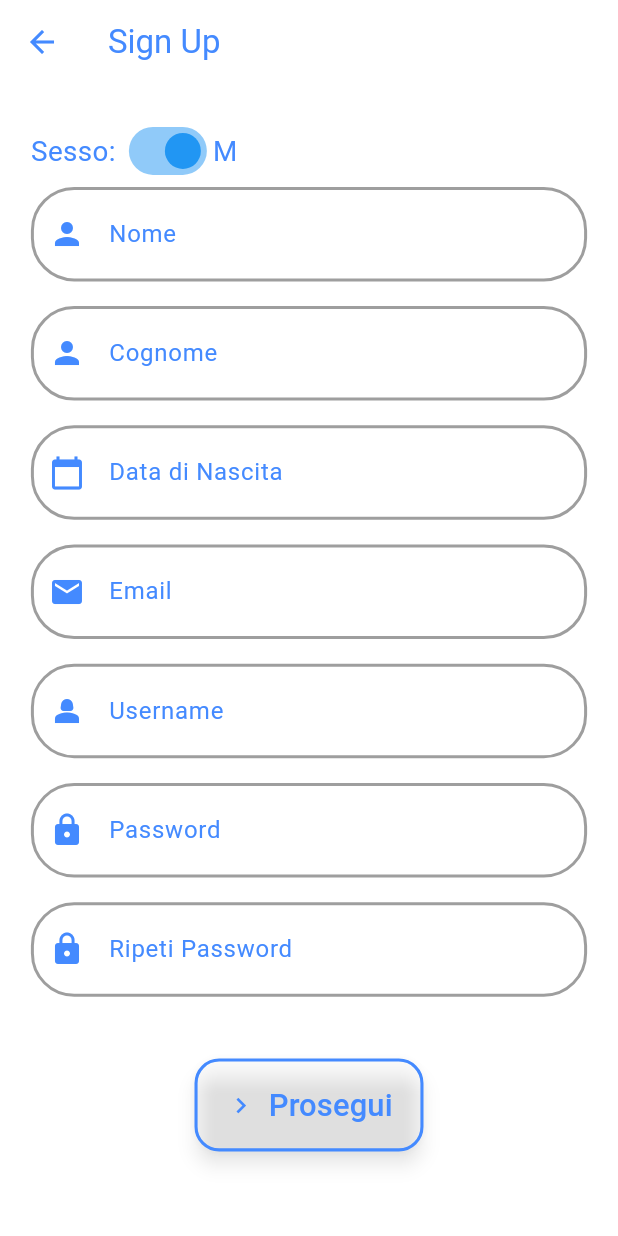
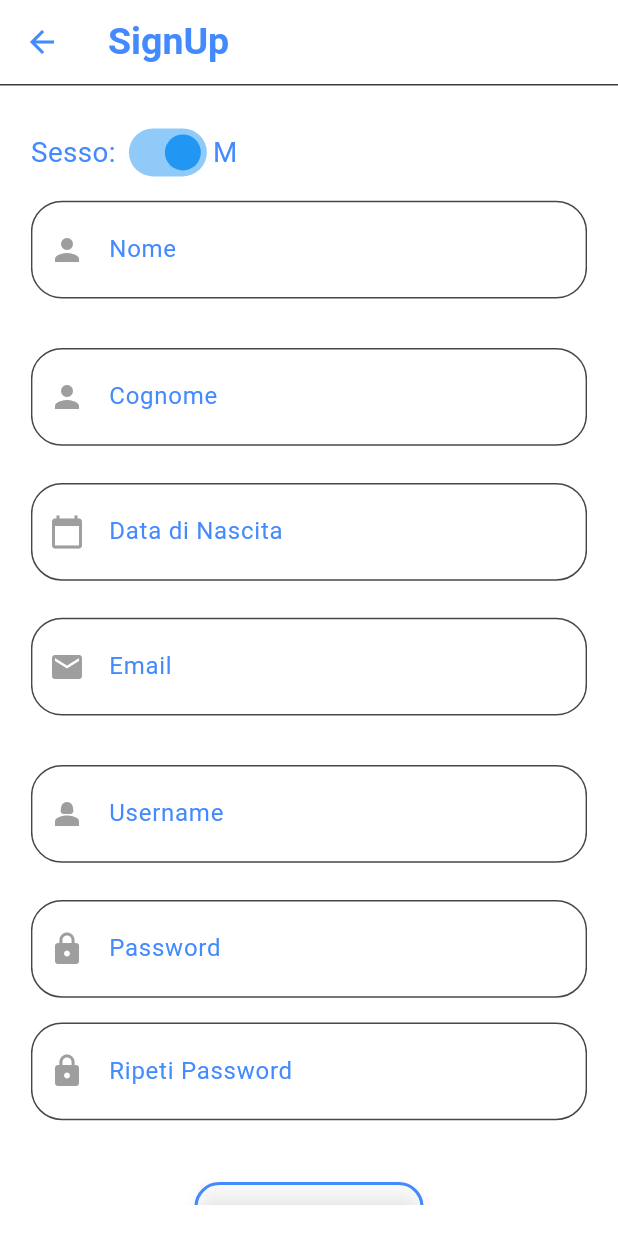
Before and after one commit to Esselle7/PowerLifting-Hub, a Flutter app: the SignUpPage screen opened directly, on a phone screen of 412 x 824 dp. Run offline on Flutter 3.47's test engine with Material 3 defaults, Android fonts, the phone set to English and light mode, and no system bars; our stand-ins replace carousel_slider, fl_chart, shared_preferences, webview_flutter; missing offline and left inert: dart:ffi, dart_ping, encrypt; accounts and stored records are empty.

Commit message:
style revisited

```diff
--- a/lib/SignUp/signup_page.dart
+++ b/lib/SignUp/signup_page.dart
@@ -1,7 +1,8 @@
 import 'package:flutter/material.dart';
+import 'package:gym/Services/standardAppBar.dart';
 import 'package:gym/SignUp/role_profile_page.dart';
 import 'package:gym/SignUp/user_profile_state.dart';
-import 'package:gym/Theme/responsive_text_styles.dart';
+import 'package:gym/Theme/responsive_text_box.dart';
 import 'package:intl/intl.dart';
 import 'package:provider/provider.dart';
 import 'package:gym/Theme/responsive_button_style.dart'; // Importa il file per i bottoni
@@ -23,13 +24,7 @@ class _SignUpPageState extends State<SignUpPage> {
   final TextEditingController _dobController = TextEditingController();
   final TextEditingController _usernameController = TextEditingController();
 
-  final FocusNode _firstNameFocusNode = FocusNode();
-  final FocusNode _lastNameFocusNode = FocusNode();
-  final FocusNode _emailFocusNode = FocusNode();
-  final FocusNode _passwordFocusNode = FocusNode();
-  final FocusNode _confirmPasswordFocusNode = FocusNode();
-  final FocusNode _dobFocusNode = FocusNode();
-  final FocusNode _usernameFocusNode = FocusNode();
+  FocusNode _globalFocusNode = FocusNode();
 
   bool isMale = true;
   bool _passwordsMatch = true;
@@ -40,6 +35,11 @@ class _SignUpPageState extends State<SignUpPage> {
     super.initState();
     _confirmPasswordController.addListener(_checkPasswordsMatch);
     _passwordController.addListener(_checkPasswordsMatch);
+
+    // Rimuove il focus da tutti i campi di testo quando la pagina viene costruita
+    WidgetsBinding.instance.addPostFrameCallback((_) {
+      FocusScope.of(context).requestFocus(FocusNode());
+    });
   }
 
   @override
@@ -51,15 +51,7 @@ class _SignUpPageState extends State<SignUpPage> {
     _confirmPasswordController.dispose();
     _dobController.dispose();
     _usernameController.dispose();
-
-    _firstNameFocusNode.dispose();
-    _lastNameFocusNode.dispose();
-    _emailFocusNode.dispose();
-    _passwordFocusNode.dispose();
-    _confirmPasswordFocusNode.dispose();
-    _dobFocusNode.dispose();
-    _usernameFocusNode.dispose();
-
+    _globalFocusNode.dispose();
     super.dispose();
   }
 
@@ -70,27 +62,14 @@ class _SignUpPageState extends State<SignUpPage> {
     });
   }
 
-  void _unfocusAllTextFields() {
-    _firstNameFocusNode.unfocus();
-    _lastNameFocusNode.unfocus();
-    _emailFocusNode.unfocus();
-    _passwordFocusNode.unfocus();
-    _confirmPasswordFocusNode.unfocus();
-    _dobFocusNode.unfocus();
-    _usernameFocusNode.unfocus();
-  }
-
   @override
   Widget build(BuildContext context) {
     return Scaffold(
-      appBar: AppBar(
-        title: const Text('Sign Up'),
-        backgroundColor: Colors.transparent,
-        foregroundColor: Colors.blueAccent,
-      ),
+      appBar: StandardAppBar(title: "SignUp"),
       body: GestureDetector(
         onTap: () {
-          _unfocusAllTextFields();
+          // Quando si tocca fuori dai campi di testo, rimuove il focus
+          FocusScope.of(context).requestFocus(FocusNode());
         },
         child: Container(
           padding: EdgeInsets.all(MediaQuery.of(context).size.width * 0.05),
@@ -116,23 +95,41 @@ class _SignUpPageState extends State<SignUpPage> {
                     Text(isMale ? 'M' : 'F', style: TextStyle(fontSize: MediaQuery.of(context).size.width * 0.045, color: Colors.blueAccent)),
                   ],
                 ),
-                _buildTextField(_firstNameController, 'Nome', Icons.person, _firstNameFocusNode),
+                CustomTextField(
+                  labelText: 'Nome',
+                  icon: Icons.person,
+                ),
                 SizedBox(height: MediaQuery.of(context).size.height * 0.02),
-                _buildTextField(_lastNameController, 'Cognome', Icons.person, _lastNameFocusNode),
+                CustomTextField(
+                  labelText: 'Cognome',
+                  icon: Icons.person,
+                ),
                 SizedBox(height: MediaQuery.of(context).size.height * 0.02),
-                _buildDateField(_dobController, 'Data di Nascita', Icons.calendar_today, _dobFocusNode),
+                CustomDateField(
+                  controller: _dobController,
+                  labelText: 'Data di Nascita',
+                  icon: Icons.calendar_today,
+                ),
                 SizedBox(height: MediaQuery.of(context).size.height * 0.02),
-                _buildTextField(_emailController, 'Email', Icons.email, _emailFocusNode),
+                CustomTextField(
+                  labelText: 'Email',
+                  icon: Icons.email,
+                ),
                 SizedBox(height: MediaQuery.of(context).size.height * 0.02),
-                _buildTextField(_usernameController, 'Username', Icons.person_2_sharp, _usernameFocusNode),
+                CustomTextField(
+                  labelText: 'Username',
+                  icon: Icons.person_2_sharp,
+                ),
                 SizedBox(height: MediaQuery.of(context).size.height * 0.02),
-                _buildTextField(_passwordController, 'Password', Icons.lock, _passwordFocusNode, obscureText: true),
+                CustomPasswordTextField(
+                  labelText: 'Password',
+                  icon: Icons.lock,
+                  obscureText: true,
+                ),
                 SizedBox(height: MediaQuery.of(context).size.height * 0.02),
-                _buildTextField(
-                  _confirmPasswordController,
-                  'Ripeti Password',
-                  Icons.lock,
-                  _confirmPasswordFocusNode,
+                CustomPasswordTextField(
+                  labelText: 'Ripeti Password',
+                  icon: Icons.lock,
                   obscureText: true,
                   errorText: _isPasswordEmpty ? null : (_passwordsMatch ? null : 'Le password non combaciano'),
                 ),
@@ -168,119 +165,4 @@ class _SignUpPageState extends State<SignUpPage> {
       ),
     );
   }
-
-  Widget _buildTextField(
-    TextEditingController controller,
-    String label,
-    IconData icon,
-    FocusNode focusNode, {
-    bool obscureText = false,
-    String? errorText,
-  }) {
-    return TextFormField(
-      controller: controller,
-      focusNode: focusNode,
-      style: ResponsiveTextStyles.labelMedium(context),
-      decoration: InputDecoration(
-        labelText: label,
-        prefixIcon: Icon(icon, color: Colors.blueAccent),
-        filled: true,
-        fillColor: Theme.of(context).primaryColor,
-        labelStyle: const TextStyle(color: Colors.blueAccent),
-        errorText: errorText,
-        border: OutlineInputBorder(
-          borderRadius: BorderRadius.circular(MediaQuery.of(context).size.width * 0.07),
-          borderSide: BorderSide(
-            color: Colors.blueAccent,
-            width: 2.0,
-          ),
-        ),
-        focusedBorder: OutlineInputBorder(
-          borderRadius: BorderRadius.circular(MediaQuery.of(context).size.width * 0.07),
-          borderSide: BorderSide(
-            color: Colors.blueAccent,
-            width: 3.0,
-          ),
-        ),
-        enabledBorder: OutlineInputBorder(
-          borderRadius: BorderRadius.circular(MediaQuery.of(context).size.width * 0.07),
-          borderSide: BorderSide(
-            color: Colors.grey,
-            width: 2.0,
-          ),
-        ),
-        errorBorder: OutlineInputBorder(
-          borderRadius: BorderRadius.circular(MediaQuery.of(context).size.width * 0.07),
-          borderSide: BorderSide(
-            color: Colors.red,
-            width: 2.0,
-          ),
-        ),
-      ),
-      obscureText: obscureText,
-      validator: (value) {
-        return null;
-      },
-    );
-  }
-
-  Widget _buildDateField(TextEditingController controller, String label, IconData icon, FocusNode focusNode) {
-    return TextFormField(
-      controller: controller,
-      focusNode: focusNode,
-      style: ResponsiveTextStyles.labelMedium(context),
-      decoration: InputDecoration(
-        labelText: label,
-        prefixIcon: Icon(icon, color: Colors.blueAccent),
-        filled: true,
-        fillColor: Theme.of(context).primaryColor,
-        labelStyle: const TextStyle(color: Colors.blueAccent),
-        border: OutlineInputBorder(
-          borderRadius: BorderRadius.circular(MediaQuery.of(context).size.width * 0.07),
-          borderSide: BorderSide(
-            color: Colors.blueAccent,
-            width: 2.0,
-          ),
-        ),
-        focusedBorder: OutlineInputBorder(
-          borderRadius: BorderRadius.circular(MediaQuery.of(context).size.width * 0.07),
-          borderSide: BorderSide(
-            color: Colors.blueAccent,
-            width: 3.0,
-          ),
-        ),
-        enabledBorder: OutlineInputBorder(
-          borderRadius: BorderRadius.circular(MediaQuery.of(context).size.width * 0.07),
-          borderSide: BorderSide(
-            color: Colors.grey,
-            width: 2.0,
-          ),
-        ),
-        errorBorder: OutlineInputBorder(
-          borderRadius: BorderRadius.circular(MediaQuery.of(context).size.width * 0.07),
-          borderSide: BorderSide(
-            color: Colors.red,
-            width: 2.0,
-          ),
-        ),
-      ),
-      readOnly: true,
-      onTap: () async {
-        DateTime? pickedDate = await showDatePicker(
-          context: context,
-          initialDate: DateTime.now(),
-          firstDate: DateTime(1900),
-          lastDate: DateTime.now(),
-        );
-        if (pickedDate != null) {
-          setState(() {
-            controller.text = DateFormat('dd/MM/yyyy').format(pickedDate);
-          });
-        }
-      },
-      validator: (value) {
-        return null;
-      },
-    );
-  }
 }
--- /dev/null
+++ b/lib/Theme/responsive_text_box.dart
@@ -0,0 +1,184 @@
+import 'package:flutter/material.dart';
+import 'package:intl/intl.dart';
+
+class CustomTextField extends StatelessWidget {
+  final String labelText;
+  final IconData? icon; // Icona opzionale
+
+  CustomTextField({required this.labelText, this.icon});
+
+  @override
+  Widget build(BuildContext context) {
+    final screenWidth = MediaQuery.of(context).size.width;
+    final borderRadius = screenWidth * 0.05; // Percentuale della larghezza dello schermo per il borderRadius
+    final borderWidth = screenWidth * 0.005; // Percentuale della larghezza dello schermo per il bordo
+
+    return Container(
+      margin: EdgeInsets.symmetric(vertical: screenWidth * 0.02), // Percentuale della larghezza dello schermo
+      child: TextField(
+        decoration: InputDecoration(
+          labelText: labelText,
+          labelStyle: TextStyle(color: Colors.blueAccent), // Colore del titolo
+          prefixIcon: icon != null ? Icon(icon, color: Colors.grey) : null, // Mostra l'icona solo se non è null
+          border: OutlineInputBorder(
+            borderRadius: BorderRadius.circular(borderRadius),
+            borderSide: BorderSide(color: Colors.grey, width: borderWidth), // Colore e larghezza del bordo
+          ),
+          focusedBorder: OutlineInputBorder(
+            borderRadius: BorderRadius.circular(borderRadius),
+            borderSide: BorderSide(color: Colors.blueAccent, width: borderWidth * 1.5), // Colore e larghezza del bordo quando selezionato
+          ),
+          filled: true,
+          fillColor: Colors.transparent, // Sfondo trasparente
+          contentPadding: EdgeInsets.symmetric(
+            horizontal: screenWidth * 0.05, // Percentuale della larghezza dello schermo
+            vertical: screenWidth * 0.05, // Aumentato per rendere la text box più alta
+          ),
+        ),
+        style: TextStyle(
+          color: Colors.blueAccent, // Colore del testo quando si scrive
+        ),
+      ),
+    );
+  }
+}
+
+class CustomPasswordTextField extends StatelessWidget {
+  final String labelText;
+  final IconData? icon;
+  final bool obscureText;
+  final String? errorText;
+
+  CustomPasswordTextField({
+    required this.labelText,
+    this.icon,
+    this.obscureText = false,
+    this.errorText,
+  });
+
+  @override
+  Widget build(BuildContext context) {
+    final screenWidth = MediaQuery.of(context).size.width;
+    final borderRadius = screenWidth * 0.05; // Percentuale della larghezza dello schermo per il borderRadius
+    final borderWidth = screenWidth * 0.005; // Percentuale della larghezza dello schermo per il bordo
+
+    return TextFormField(
+      obscureText: obscureText,
+      decoration: InputDecoration(
+        labelText: labelText,
+        labelStyle: TextStyle(color: Colors.blueAccent), // Colore del titolo
+        prefixIcon: icon != null ? Icon(icon, color: Colors.grey) : null, // Mostra l'icona solo se non è null
+        border: OutlineInputBorder(
+          borderRadius: BorderRadius.circular(borderRadius),
+          borderSide: BorderSide(color: Colors.grey, width: borderWidth), // Colore e larghezza del bordo
+        ),
+        focusedBorder: OutlineInputBorder(
+          borderRadius: BorderRadius.circular(borderRadius),
+          borderSide: BorderSide(color: Colors.blueAccent, width: borderWidth * 1.5), // Colore e larghezza del bordo quando selezionato
+        ),
+        filled: true,
+        fillColor: Colors.transparent, // Sfondo trasparente
+        contentPadding: EdgeInsets.symmetric(
+          horizontal: screenWidth * 0.05, // Percentuale della larghezza dello schermo
+          vertical: screenWidth * 0.05, // Aumentato per rendere la text box più alta
+        ),
+        errorText: errorText,
+      ),
+      style: TextStyle(
+        color: Colors.blueAccent, // Colore del testo quando si scrive
+      ),
+    );
+  }
+}
+
+class CustomDateField extends StatelessWidget {
+  final TextEditingController controller;
+  final String labelText;
+  final IconData? icon;
+
+  CustomDateField({
+    required this.controller,
+    required this.labelText,
+    this.icon,
+  });
+
+  @override
+  Widget build(BuildContext context) {
+    final screenWidth = MediaQuery.of(context).size.width;
+    final borderRadius = screenWidth * 0.05; // Percentuale della larghezza dello schermo per il borderRadius
+    final borderWidth = screenWidth * 0.005; // Percentuale della larghezza dello schermo per il bordo
+
+    return TextFormField(
+      controller: controller,
+      readOnly: true,
+      decoration: InputDecoration(
+        labelText: labelText,
+        labelStyle: TextStyle(color: Colors.blueAccent), // Colore del titolo
+        prefixIcon: icon != null ? Icon(icon, color: Colors.grey) : null, // Mostra l'icona solo se non è null
+        border: OutlineInputBorder(
+          borderRadius: BorderRadius.circular(borderRadius),
+          borderSide: BorderSide(color: Colors.grey, width: borderWidth), // Colore e larghezza del bordo
+        ),
+        focusedBorder: OutlineInputBorder(
+          borderRadius: BorderRadius.circular(borderRadius),
+          borderSide: BorderSide(color: Colors.blueAccent, width: borderWidth * 1.5), // Colore e larghezza del bordo quando selezionato
+        ),
+        filled: true,
+        fillColor: Colors.transparent, // Sfondo trasparente
+        contentPadding: EdgeInsets.symmetric(
+          horizontal: screenWidth * 0.05, // Percentuale della larghezza dello schermo
+          vertical: screenWidth * 0.05, // Aumentato per rendere la text box più alta
+        ),
+      ),
+      onTap: () async {
+        DateTime? pickedDate = await showDatePicker(
+          context: context,
+          initialDate: DateTime.now(),
+          firstDate: DateTime(1900),
+          lastDate: DateTime.now(),
+        );
+        if (pickedDate != null) {
+          controller.text = DateFormat('dd/MM/yyyy').format(pickedDate);
+        }
+      },
+    );
+  }
+}
+
+class NumberTextField extends StatelessWidget {
+  final FocusNode focusNode;
+  final TextEditingController controller;
+  final String labelText;
+  final ValueChanged<String> onChanged;
+
+  const NumberTextField({
+    Key? key,
+    required this.focusNode,
+    required this.controller,
+    required this.labelText,
+    required this.onChanged,
+  }) : super(key: key);
+
+  @override
+  Widget build(BuildContext context) {
+    return TextField(
+      focusNode: focusNode,
+      controller: controller,
+      keyboardType: const TextInputType.numberWithOptions(decimal: true),
+      decoration: InputDecoration(
+        border: OutlineInputBorder(
+          borderRadius: BorderRadius.circular(10),
+          borderSide: const BorderSide(
+            color: Colors.blue,
+            width: 3.0,
+          ),
+        ),
+        filled: true,
+        fillColor: Theme.of(context).primaryColor,
+        labelText: labelText,
+        contentPadding: EdgeInsets.symmetric(vertical: 10, horizontal: 10),
+      ),
+      onChanged: onChanged,
+    );
+  }
+}
```
Also changed, not shown: lib/SignUp/Athlete/athlete_profile_page.dart (+142 -138 lines).
